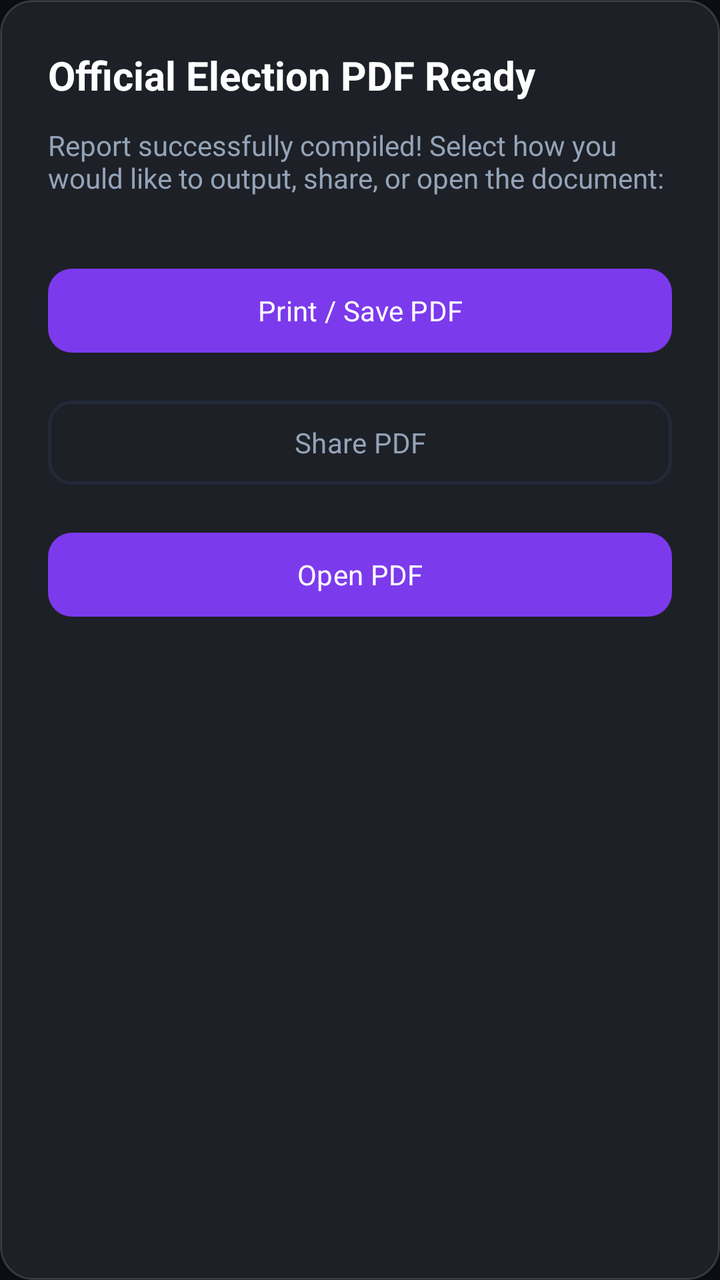
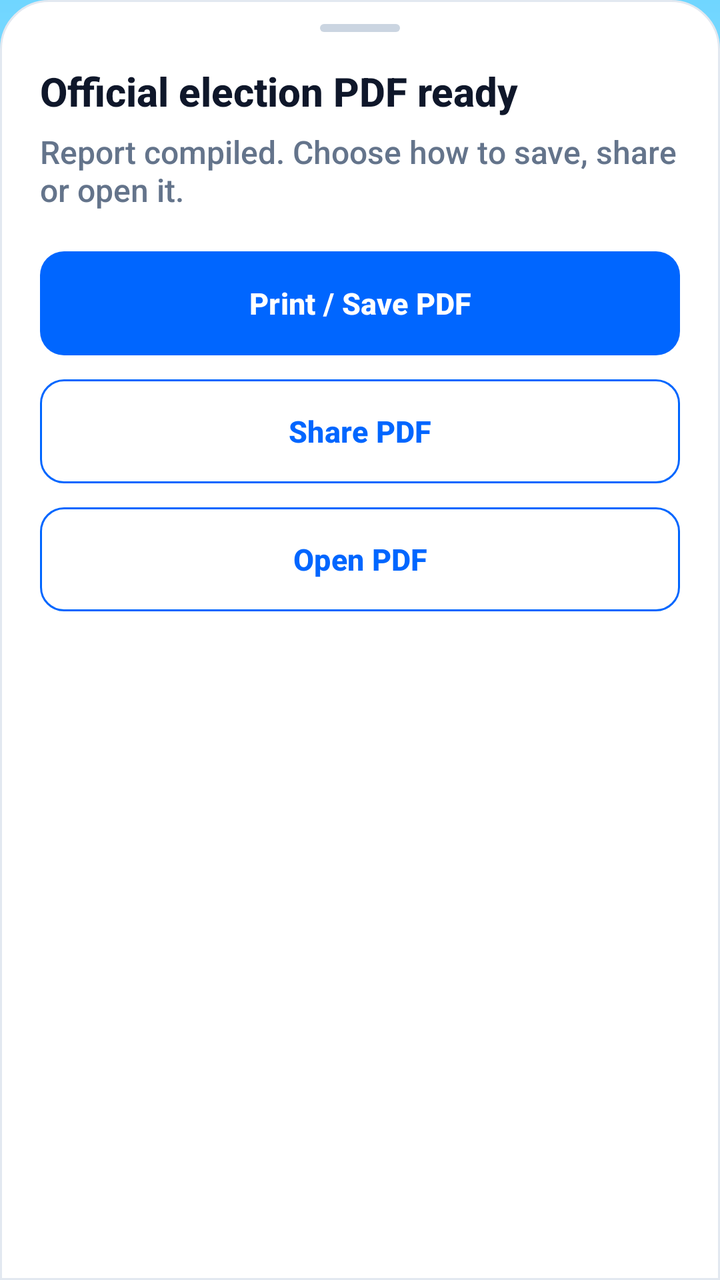

Two renders of the same Android screen: before a commit and after it. Below are the layout's source before the change and the commit's diff.
<!-- AndroidManifest.xml: application theme Theme.CRConnect -->
<!-- res/layout/dialog_pdf_ready.xml -->
<?xml version="1.0" encoding="utf-8"?>
<LinearLayout xmlns:android="http://schemas.android.com/apk/res/android"
    xmlns:app="http://schemas.android.com/apk/res-auto"
    android:layout_width="match_parent"
    android:layout_height="wrap_content"
    android:orientation="vertical"
    android:background="@drawable/glass_card_bg"
    android:padding="24dp">

    <TextView
        android:id="@+id/tvPdfTitle"
        android:layout_width="match_parent"
        android:layout_height="wrap_content"
        android:text="Official Election PDF Ready"
        android:textSize="20sp"
        android:textStyle="bold"
        android:textColor="#FFFFFF" />

    <TextView
        android:id="@+id/tvPdfMsg"
        android:layout_width="match_parent"
        android:layout_height="wrap_content"
        android:text="Report successfully compiled! Select how you would like to output, share, or open the document:"
        android:textSize="14sp"
        android:textColor="#94A3B8"
        android:paddingTop="12dp"
        android:paddingBottom="24dp" />

    <com.google.android.material.button.MaterialButton
        android:id="@+id/btnPrintPdf"
        android:layout_width="match_parent"
        android:layout_height="wrap_content"
        android:minHeight="50dp"
        android:layout_marginTop="8dp"
        android:hapticFeedbackEnabled="true"
        android:text="Print / Save PDF"
        android:textColor="#FFFFFF"
        android:textSize="14sp"
        app:backgroundTint="@color/primary"
        app:cornerRadius="12dp" />

    <com.google.android.material.button.MaterialButton
        android:id="@+id/btnSharePdf"
        style="@style/Widget.Material3.Button.OutlinedButton"
        android:layout_width="match_parent"
        android:layout_height="wrap_content"
        android:minHeight="50dp"
        android:layout_marginTop="16dp"
        android:hapticFeedbackEnabled="true"
        android:text="Share PDF"
        android:textColor="#94A3B8"
        android:textSize="14sp"
        app:strokeColor="@color/card_stroke"
        app:strokeWidth="1.5dp"
        app:backgroundTint="@android:color/transparent"
        app:cornerRadius="12dp" />

    <com.google.android.material.button.MaterialButton
        android:id="@+id/btnOpenPdf"
        android:layout_width="match_parent"
        android:layout_height="wrap_content"
        android:minHeight="50dp"
        android:layout_marginTop="16dp"
        android:hapticFeedbackEnabled="true"
        android:text="Open PDF"
        android:textColor="#FFFFFF"
        android:textSize="14sp"
        app:backgroundTint="@color/primary"
        app:cornerRadius="12dp" />

</LinearLayout>
<!-- resources referenced by this layout -->
<resources>
  <color name="card_stroke">#222938</color>
  <color name="primary">#7C3AED</color>
  <!-- drawable glass_card_bg (drawable) -->
  <?xml version="1.0" encoding="utf-8"?>
  <shape xmlns:android="http://schemas.android.com/apk/res/android"
      android:shape="rectangle">
      <solid android:color="#14FFFFFF" />
      <stroke
          android:width="1dp"
          android:color="#26FFFFFF" />
      <corners android:radius="16dp" />
  </shape>
  <style name="Theme.CRConnect" parent="Base.Theme.CRConnect" />
  <style name="Base.Theme.CRConnect" parent="Theme.Material3.DayNight.NoActionBar">
          <item name="colorPrimary">@color/primary</item>
          <item name="colorSecondary">@color/secondary</item>
          <item name="android:windowBackground">@color/background</item>
          <item name="colorSurface">@color/surface</item>
          <item name="colorOnSurface">@color/text_primary</item>
          <item name="colorOnSurfaceVariant">@color/text_secondary</item>
          <item name="colorError">@color/error</item>
          <item name="android:fontFamily">sans-serif</item>
          <item name="fontFamily">sans-serif</item>
          <item name="android:windowActivityTransitions">true</item>
          <item name="android:navigationBarColor">@android:color/transparent</item>
          <item name="android:statusBarColor">@android:color/transparent</item>
          <item name="android:windowLightStatusBar" tools:targetApi="m">false</item>
          <item name="android:windowLightNavigationBar" tools:targetApi="o_mr1">false</item>
      </style>
  <color name="secondary">#A78BFA</color>
  <color name="background">#0A0D14</color>
  <color name="surface">#161B26</color>
  <color name="text_primary">#FFFFFF</color>
  <color name="text_secondary">#94A3B8</color>
  <color name="error">#7F1D1D</color>
</resources>

<!-- the commit's change to res/layout/dialog_pdf_ready.xml (unified diff, before → after) -->
@@ -1,71 +1,92 @@
 <?xml version="1.0" encoding="utf-8"?>
 <LinearLayout xmlns:android="http://schemas.android.com/apk/res/android"
     xmlns:app="http://schemas.android.com/apk/res-auto"
+    xmlns:tools="http://schemas.android.com/tools"
+    android:id="@+id/pdfBottomSheetRoot"
     android:layout_width="match_parent"
     android:layout_height="wrap_content"
     android:orientation="vertical"
-    android:background="@drawable/glass_card_bg"
-    android:padding="24dp">
+    android:background="@drawable/bg_sheet"
+    android:paddingHorizontal="20dp"
+    android:paddingTop="12dp"
+    android:paddingBottom="24dp">
+
+    <View
+        android:layout_width="40dp"
+        android:layout_height="4dp"
+        android:layout_gravity="center_horizontal"
+        android:layout_marginBottom="16dp"
+        android:background="@drawable/bg_grab_handle" />
 
     <TextView
         android:id="@+id/tvPdfTitle"
         android:layout_width="match_parent"
         android:layout_height="wrap_content"
-        android:text="Official Election PDF Ready"
+        android:text="Official election PDF ready"
         android:textSize="20sp"
         android:textStyle="bold"
-        android:textColor="#FFFFFF" />
+        android:textFontWeight="800"
+        tools:targetApi="p"
+        android:textColor="#0F172A" />
 
     <TextView
         android:id="@+id/tvPdfMsg"
         android:layout_width="match_parent"
         android:layout_height="wrap_content"
-        android:text="Report successfully compiled! Select how you would like to output, share, or open the document:"
-        android:textSize="14sp"
-        android:textColor="#94A3B8"
-        android:paddingTop="12dp"
-        android:paddingBottom="24dp" />
+        android:text="Report compiled. Choose how to save, share or open it."
+        android:textSize="16sp"
+        android:textColor="#64748B"
+        android:paddingTop="6dp"
+        android:paddingBottom="20dp" />
 
     <com.google.android.material.button.MaterialButton
         android:id="@+id/btnPrintPdf"
         android:layout_width="match_parent"
-        android:layout_height="wrap_content"
-        android:minHeight="50dp"
-        android:layout_marginTop="8dp"
+        android:layout_height="52dp"
         android:hapticFeedbackEnabled="true"
         android:text="Print / Save PDF"
         android:textColor="#FFFFFF"
-        android:textSize="14sp"
+        android:textSize="15sp"
+        android:textStyle="bold"
         app:backgroundTint="@color/primary"
-        app:cornerRadius="12dp" />
+        app:cornerRadius="12dp"
+        android:insetTop="0dp"
+        android:insetBottom="0dp" />
 
     <com.google.android.material.button.MaterialButton
         android:id="@+id/btnSharePdf"
         style="@style/Widget.Material3.Button.OutlinedButton"
         android:layout_width="match_parent"
-        android:layout_height="wrap_content"
-        android:minHeight="50dp"
-        android:layout_marginTop="16dp"
+        android:layout_height="52dp"
+        android:layout_marginTop="12dp"
         android:hapticFeedbackEnabled="true"
         android:text="Share PDF"
-        android:textColor="#94A3B8"
-        android:textSize="14sp"
-        app:strokeColor="@color/card_stroke"
-        app:strokeWidth="1.5dp"
-        app:backgroundTint="@android:color/transparent"
-        app:cornerRadius="12dp" />
+        android:textColor="#0066FF"
+        android:textSize="15sp"
+        android:textStyle="bold"
+        app:strokeColor="#0066FF"
+        app:strokeWidth="1dp"
+        app:backgroundTint="#FFFFFF"
+        app:cornerRadius="12dp"
+        android:insetTop="0dp"
+        android:insetBottom="0dp" />
 
     <com.google.android.material.button.MaterialButton
         android:id="@+id/btnOpenPdf"
+        style="@style/Widget.Material3.Button.OutlinedButton"
         android:layout_width="match_parent"
-        android:layout_height="wrap_content"
-        android:minHeight="50dp"
-        android:layout_marginTop="16dp"
+        android:layout_height="52dp"
+        android:layout_marginTop="12dp"
         android:hapticFeedbackEnabled="true"
         android:text="Open PDF"
-        android:textColor="#FFFFFF"
-        android:textSize="14sp"
-        app:backgroundTint="@color/primary"
-        app:cornerRadius="12dp" />
+        android:textColor="#0066FF"
+        android:textSize="15sp"
+        android:textStyle="bold"
+        app:strokeColor="#0066FF"
+        app:strokeWidth="1dp"
+        app:backgroundTint="#FFFFFF"
+        app:cornerRadius="12dp"
+        android:insetTop="0dp"
+        android:insetBottom="0dp" />
 
 </LinearLayout>
<!-- resource entries referenced after the edit -->
@@ -1,39 +1,56 @@
 <!-- resources referenced by this layout -->
 <resources>
-  <color name="card_stroke">#222938</color>
-  <color name="primary">#7C3AED</color>
-  <!-- drawable glass_card_bg (drawable) -->
+  <color name="primary">#0066FF</color>
+  <!-- drawable bg_grab_handle (drawable) -->
   <?xml version="1.0" encoding="utf-8"?>
   <shape xmlns:android="http://schemas.android.com/apk/res/android"
       android:shape="rectangle">
-      <solid android:color="#14FFFFFF" />
-      <stroke
-          android:width="1dp"
-          android:color="#26FFFFFF" />
-      <corners android:radius="16dp" />
+      <solid android:color="#CBD5E1" />
+      <corners android:radius="2dp" />
+  </shape>
+  <!-- drawable bg_sheet (drawable) -->
+  <?xml version="1.0" encoding="utf-8"?>
+  <shape xmlns:android="http://schemas.android.com/apk/res/android"
+      android:shape="rectangle">
+      <solid android:color="#FFFFFF" />
+      <corners
+          android:topLeftRadius="24dp"
+          android:topRightRadius="24dp" />
+      <stroke android:width="1dp" android:color="#E2E8F0" />
   </shape>
   <style name="Theme.CRConnect" parent="Base.Theme.CRConnect" />
   <style name="Base.Theme.CRConnect" parent="Theme.Material3.DayNight.NoActionBar">
           <item name="colorPrimary">@color/primary</item>
-          <item name="colorSecondary">@color/secondary</item>
-          <item name="android:windowBackground">@color/background</item>
-          <item name="colorSurface">@color/surface</item>
-          <item name="colorOnSurface">@color/text_primary</item>
-          <item name="colorOnSurfaceVariant">@color/text_secondary</item>
-          <item name="colorError">@color/error</item>
-          <item name="android:fontFamily">sans-serif</item>
-          <item name="fontFamily">sans-serif</item>
+          <item name="colorSecondary">@color/primary_pressed</item>
+          <item name="android:windowBackground">@drawable/bg_gradient</item>
+          <item name="colorSurface">@color/card_bg</item>
+          <item name="elevationOverlayEnabled">false</item>
+          <item name="colorOnSurface">@color/title_text</item>
+          <item name="colorOnSurfaceVariant">@color/muted_text</item>
+          <item name="colorError">@color/error_red</item>
+          <item name="android:fontFamily">sans-serif-medium</item>
+          <item name="fontFamily">sans-serif-medium</item>
           <item name="android:windowActivityTransitions">true</item>
           <item name="android:navigationBarColor">@android:color/transparent</item>
           <item name="android:statusBarColor">@android:color/transparent</item>
-          <item name="android:windowLightStatusBar" tools:targetApi="m">false</item>
-          <item name="android:windowLightNavigationBar" tools:targetApi="o_mr1">false</item>
+          <item name="android:windowLightStatusBar" tools:targetApi="m">true</item>
+          <item name="android:windowLightNavigationBar" tools:targetApi="o_mr1">true</item>
       </style>
-  <color name="secondary">#A78BFA</color>
-  <color name="background">#0A0D14</color>
-  <color name="surface">#161B26</color>
-  <color name="text_primary">#FFFFFF</color>
-  <color name="text_secondary">#94A3B8</color>
-  <color name="error">#7F1D1D</color>
+  <color name="primary_pressed">#0052CC</color>
+  <!-- drawable bg_gradient (drawable) -->
+  <?xml version="1.0" encoding="utf-8"?>
+  <shape xmlns:android="http://schemas.android.com/apk/res/android"
+      android:shape="rectangle">
+      <gradient
+          android:angle="270"
+          android:startColor="#70D6FF"
+          android:centerColor="#C2EFFF"
+          android:endColor="#FFFFFF"
+          android:type="linear" />
+  </shape>
+  <color name="card_bg">#FFFFFF</color>
+  <color name="title_text">#0F172A</color>
+  <color name="muted_text">#64748B</color>
+  <color name="error_red">#DC2626</color>
 </resources>
 
